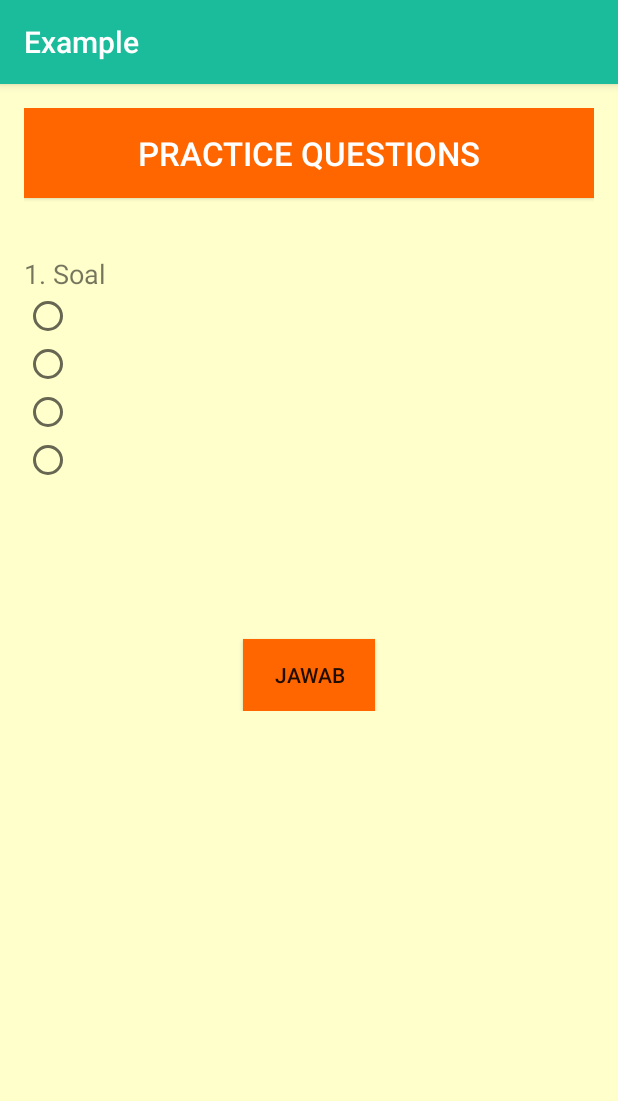
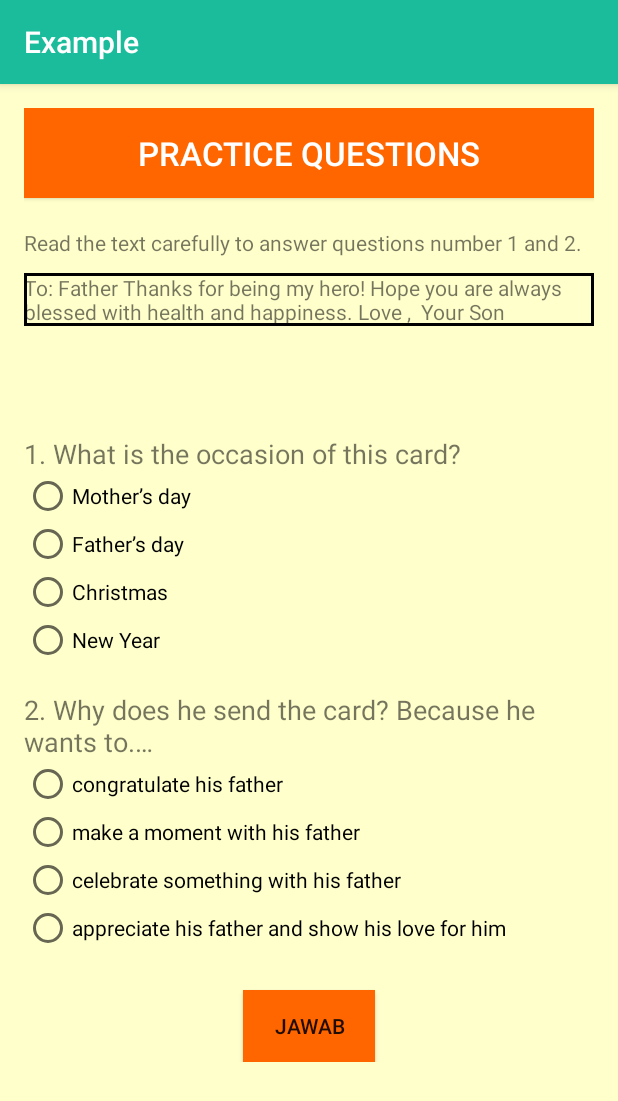
Before and after one commit to Adamalbarisyi/GreetingApps, an Android app: the ExampleActivity screen opened directly, with no data from a screen before it, on a phone screen of 412 x 824 dp. Shown: the top 1101 px of the screen. Run offline under Robolectric (Android 15) with nearby library versions, the phone set to English and light mode, and no system bars.

Commit message:
soal latihan

```diff
--- a/app/src/main/java/com/rifkiadam/gryus/greatingapps/Menu/unit1/Unit1Activity.java
+++ b/app/src/main/java/com/rifkiadam/gryus/greatingapps/Menu/unit1/Unit1Activity.java
@@ -1,11 +1,6 @@
 package com.rifkiadam.gryus.greatingapps.Menu.unit1;
 
 import android.content.Intent;
-import android.support.design.widget.TabLayout;
-import android.support.v4.app.Fragment;
-import android.support.v4.app.FragmentManager;
-import android.support.v4.app.FragmentPagerAdapter;
-import android.support.v4.view.ViewPager;
 import android.support.v7.app.AppCompatActivity;
 import android.os.Bundle;
 import android.view.View;
@@ -52,7 +47,7 @@ public class Unit1Activity extends AppCompatActivity {
 
             }
         });
-        Button btnDeskripsi = findViewById(R.id.deskripsi);
+        Button btnDeskripsi = findViewById(R.id.greeting_card);
         btnDeskripsi.setOnClickListener(new View.OnClickListener() {
             @Override
             public void onClick(View v) {
--- /dev/null
+++ b/app/src/main/res/drawable/textview_border.xml
@@ -0,0 +1,9 @@
+<?xml version="1.0" encoding="utf-8"?>
+<shape xmlns:android="http://schemas.android.com/apk/res/android">
+    android:shape="rectangle">
+    <stroke
+
+        android:width="2dp" />
+    />
+     />
+</shape>
--- a/app/src/main/res/layout/activity_definition.xml
+++ b/app/src/main/res/layout/activity_definition.xml
@@ -13,14 +13,28 @@
 
     <LinearLayout
         android:layout_width="match_parent"
-        android:layout_height="match_parent">
+        android:layout_height="match_parent"
+        android:orientation="vertical">
 
 
         <TextView
             android:layout_width="match_parent"
             android:layout_height="wrap_content"
-            android:text="Definition "
+            android:layout_marginTop="50dp"
+            android:text="A. Definition"
+            android:textStyle="bold"
+            android:textSize="40dp"/>
+
+        <TextView
+            android:layout_width="wrap_content"
+            android:layout_height="wrap_content"
+            android:layout_marginTop="20dp"
+            android:textAlignment="gravity"
+            android:fontFamily=""
+            android:text="A card containing a message of good wishes, usually sent to someone to celebrate an event such as a birthday. It also can offer moral boost or motivation when someone is on unwell situation like sickness or mourning."
             android:textSize="20dp"/>
+
+
 
     </LinearLayout>
 
--- a/app/src/main/res/layout/activity_example.xml
+++ b/app/src/main/res/layout/activity_example.xml
@@ -31,6 +31,22 @@
                 android:text="Practice Questions"
                 android:textColor="#FFFFFF"
                 android:textSize="22dp" />
+            <TextView
+                android:layout_width="match_parent"
+                android:layout_height="match_parent"
+                android:layout_marginTop="80dp"
+                android:text="Read the text carefully to answer questions number 1 and 2."/>
+
+            <TextView
+                android:layout_width="match_parent"
+                android:layout_height="match_parent"
+                android:layout_marginTop="110dp"
+                android:background="@drawable/textview_border"
+                android:text="To: Father
+Thanks for being my hero! Hope you are always blessed with health and happiness.
+Love ,
+
+Your Son"/>
 
             <TextView
                 android:id="@+id/textView2"
@@ -39,8 +55,8 @@
                 android:layout_below="@+id/button"
                 android:layout_alignParentStart="true"
                 android:layout_alignParentLeft="true"
-                android:layout_marginTop="38dp"
-                android:text="1. Soal"
+                android:layout_marginTop="158dp"
+                android:text="1. What is the occasion of this card?"
                 android:textSize="18dp" />
 
             <RadioButton
@@ -50,7 +66,7 @@
                 android:layout_below="@+id/textView2"
                 android:layout_alignParentStart="true"
                 android:layout_alignParentLeft="true"
-                android:text=" " />
+                android:text="Mother’s day" />
 
             <RadioButton
                 android:id="@+id/radioButton2"
@@ -59,7 +75,7 @@
                 android:layout_below="@+id/radioButton"
                 android:layout_alignParentStart="true"
                 android:layout_alignParentLeft="true"
-                android:text="" />
+                android:text="Father’s day" />
 
             <RadioButton
                 android:id="@+id/radioButton3"
@@ -68,7 +84,7 @@
                 android:layout_below="@+id/radioButton2"
                 android:layout_alignParentStart="true"
                 android:layout_alignParentLeft="true"
-                android:text="" />
+                android:text="Christmas" />
 
             <RadioButton
                 android:id="@+id/radioButton4"
@@ -77,20 +93,71 @@
                 android:layout_below="@+id/radioButton3"
                 android:layout_alignParentStart="true"
                 android:layout_alignParentLeft="true"
-                android:text="" />
+                android:text="New Year" />
+
+
+            <TextView
+                android:id="@+id/textView3"
+                android:layout_width="wrap_content"
+                android:layout_height="wrap_content"
+                android:layout_below="@+id/radioButton4"
+                android:layout_alignParentStart="true"
+                android:layout_alignParentLeft="true"
+                android:layout_marginTop="18dp"
+                android:text="2. Why does he send the card? Because he wants to.…"
+                android:textSize="18dp" />
+
+            <RadioButton
+                android:id="@+id/radioButton5"
+                android:layout_width="wrap_content"
+                android:layout_height="wrap_content"
+                android:layout_below="@+id/textView3"
+                android:layout_alignParentStart="true"
+                android:layout_alignParentLeft="true"
+                android:text="congratulate his father" />
+
+            <RadioButton
+                android:id="@+id/radioButton6"
+                android:layout_width="wrap_content"
+                android:layout_height="wrap_content"
+                android:layout_below="@+id/radioButton5"
+                android:layout_alignParentStart="true"
+                android:layout_alignParentLeft="true"
+                android:text="make a moment with his father" />
+
+            <RadioButton
+                android:id="@+id/radioButton7"
+                android:layout_width="wrap_content"
+                android:layout_height="wrap_content"
+                android:layout_below="@+id/radioButton6"
+                android:layout_alignParentStart="true"
+                android:layout_alignParentLeft="true"
+                android:text="celebrate something with his father" />
+
+            <RadioButton
+                android:id="@+id/radioButton8"
+                android:layout_width="wrap_content"
+                android:layout_height="wrap_content"
+                android:layout_below="@+id/radioButton7"
+                android:layout_alignParentStart="true"
+                android:layout_alignParentLeft="true"
+                android:text="appreciate his father and show his love for him" />
+
+
 
 
             <Button
                 android:id="@+id/button112"
                 android:layout_width="wrap_content"
                 android:layout_height="wrap_content"
-                android:layout_below="@+id/radioButton3"
+                android:layout_below="@+id/radioButton8"
                 android:layout_centerHorizontal="true"
-                android:layout_marginTop="135dp"
+                android:layout_marginTop="25dp"
                 android:background="#FF6600"
                 android:text="Jawab" />
 
 
         </RelativeLayout>
+
     </ScrollView>
 </RelativeLayout>
--- a/app/src/main/res/layout/activity_unit1.xml
+++ b/app/src/main/res/layout/activity_unit1.xml
@@ -23,20 +23,20 @@
             android:background="@drawable/button_layout"/>
 
         <Button
-            android:id="@+id/deskripsi"
-            android:layout_width="160dp"
-            android:layout_height="80dp"
-            android:text="@string/deskripsi"
-            android:textSize="50px"
-            android:layout_marginTop="20dp"
-            android:textColor="@color/colorWhite"
-            android:background="@drawable/button_layout"/>
-
-        <Button
             android:id="@+id/example"
             android:layout_width="160dp"
             android:layout_height="80dp"
+            android:layout_marginTop="20dp"
+            android:background="@drawable/button_layout"
             android:text="@string/contoh"
+            android:textColor="@color/colorWhite"
+            android:textSize="50px" />
+
+        <Button
+            android:id="@+id/greeting_card"
+            android:layout_width="160dp"
+            android:layout_height="80dp"
+            android:text="Greeting Card"
             android:textSize="50px"
             android:layout_marginTop="20dp"
             android:textColor="@color/colorWhite"
```
